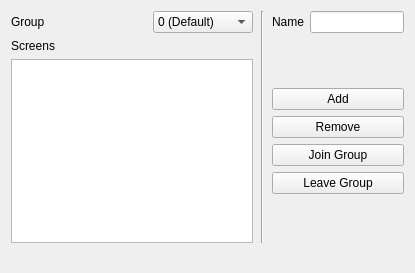
The window that gui/simulator/MainWindow.ui (symless/synergy-hogsback) describes before a commit, drawn with Qt 5.
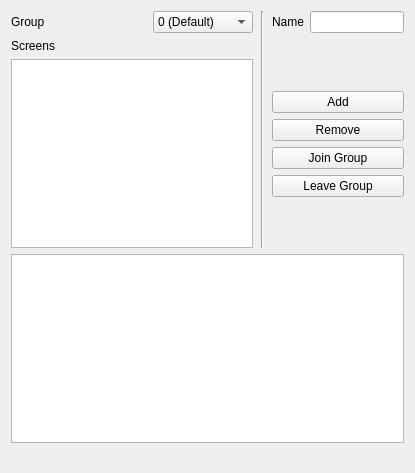
The same window after the commit.

Commit message: #16 Add logging info in a text view

Diff of the .ui file:
```diff
--- a/gui/simulator/MainWindow.ui
+++ b/gui/simulator/MainWindow.ui
@@ -7,7 +7,7 @@
     <x>0</x>
     <y>0</y>
     <width>415</width>
-    <height>273</height>
+    <height>473</height>
    </rect>
   </property>
   <property name="sizePolicy">
@@ -193,6 +193,9 @@
       </item>
      </layout>
     </item>
+    <item>
+     <widget class="QTextBrowser" name="p_textBrowserLogging"/>
+    </item>
    </layout>
   </widget>
   <widget class="QStatusBar" name="statusBar">
```
The commit also changes 7 other files.
